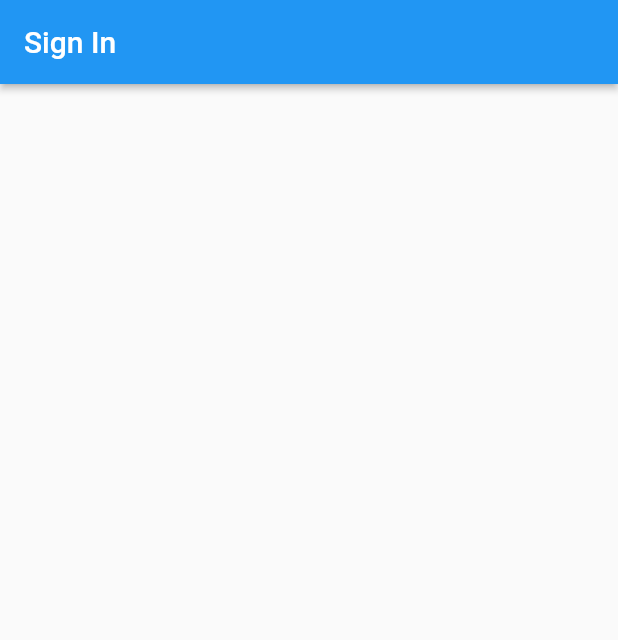
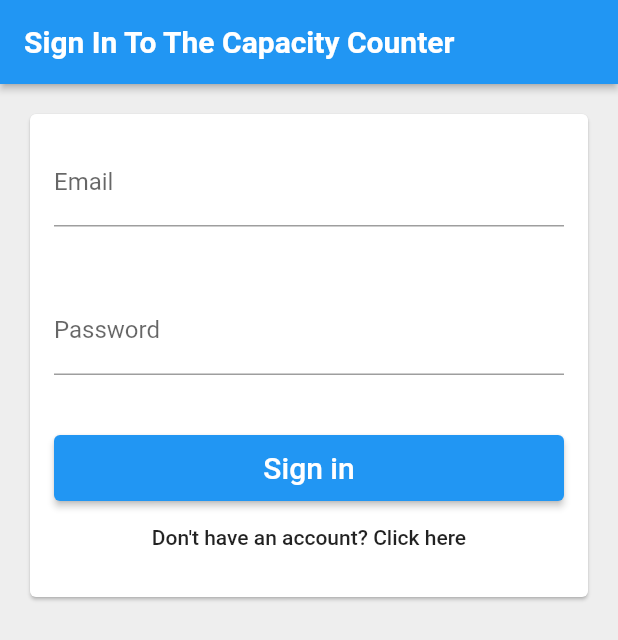
Before and after one commit to opunAI/business_capacity_challenge, a Flutter app: the screen it shows after launch, on a phone screen of 412 x 824 dp. Shown: the top 640 px of the screen. Run offline on Flutter 3.47's test engine with Material 2 defaults, Android fonts, the phone set to English and light mode, and no system bars; our stand-ins replace firebase_auth, firebase_core, font_awesome_flutter; accounts and stored records are empty.

Commit message:
Created SignUp and SignIn pages. Needs functionality

```diff
--- /dev/null
+++ b/lib/screens/email_signin_form.dart
@@ -0,0 +1,72 @@
+import 'package:flutter/material.dart';
+import 'package:opun_challenge/services/form_submit_button.dart';
+
+enum EmailSignInFormType { signIn, register }
+
+class EmailSignInForm extends StatefulWidget {
+  @override
+  _EmailSignInFormState createState() => _EmailSignInFormState();
+}
+
+class _EmailSignInFormState extends State<EmailSignInForm> {
+
+  final TextEditingController _emailController = TextEditingController();
+  final TextEditingController _passwordController = TextEditingController();
+
+  EmailSignInFormType _formType = EmailSignInFormType.signIn;
+
+  void _submit() {
+    print('email: ${_emailController.text}, password: ${_passwordController.text}');
+  }
+
+  void _toggleFormType() {
+    setState(() {
+      _formType = _formType == EmailSignInFormType.signIn ? EmailSignInFormType.register : EmailSignInFormType.signIn;
+    });
+    _emailController.clear();
+    _passwordController.clear();
+  }
+
+  List<Widget> _buildChildren() {
+    final primaryText = _formType == EmailSignInFormType.signIn ? 'Sign in' : 'Create an account';
+    final secondaryText = _formType == EmailSignInFormType.signIn ? 'Don\'t have an account? Click here' : 'Already have an account? Sign in';
+    return [
+      TextField(
+        controller: _emailController,
+        decoration: InputDecoration(
+          labelText: 'Email',
+          hintText: 'email@example.com'
+        ),
+      ),
+      SizedBox(height: 40),
+      TextField(
+        controller: _passwordController,
+        decoration: InputDecoration(
+            labelText: 'Password',
+        ),
+        obscureText: true,
+      ),
+      SizedBox(height: 40),
+      FormSubmitButton(
+        text: primaryText,
+        onPressed: _submit,
+      ),
+      FlatButton(
+        child: Text(secondaryText),
+        onPressed: _toggleFormType,
+      )
+    ];
+  }
+
+  @override
+  Widget build(BuildContext context) {
+    return Padding(
+      padding: const EdgeInsets.all(16.0),
+      child: Column(
+        crossAxisAlignment: CrossAxisAlignment.stretch,
+        mainAxisSize: MainAxisSize.min,
+        children: _buildChildren(),
+      ),
+    );
+  }
+}
--- a/lib/screens/email_signin_screen.dart
+++ b/lib/screens/email_signin_screen.dart
@@ -1,5 +1,7 @@
 import 'package:flutter/material.dart';
+import 'package:opun_challenge/screens/email_signin_form.dart';
 import 'package:opun_challenge/services/auth.dart';
+import 'package:opun_challenge/widgets/curve_clipper.dart';
 
 class EmailSignInScreen extends StatelessWidget {
   final AuthBase auth;
@@ -9,15 +11,26 @@ class EmailSignInScreen extends StatelessWidget {
   @override
   Widget build(BuildContext context) {
     return Scaffold(
-      appBar: AppBar(
-        title: Text('Sign In'),
+    appBar: AppBar(
+        title: Text(
+            'Sign In To The Capacity Counter',
+          style: TextStyle(
+            fontWeight: FontWeight.bold,
+          ),
+        ),
+        //toolbarHeight: 100,
         elevation: 2.0,
       ),
-      body: _buildContent(),
+      body: Padding(
+        padding: const EdgeInsets.all(16.0),
+        child: Card(
+            child: EmailSignInForm(),
+        ),
+      ),
+      backgroundColor: Colors.grey[200],
+
     );
+
   }
 
-  _buildContent() {
-    return Container();
-  }
 }
--- /dev/null
+++ b/lib/services/form_submit_button.dart
@@ -0,0 +1,22 @@
+import 'package:flutter/foundation.dart';
+import 'package:flutter/material.dart';
+import 'package:opun_challenge/widgets/custom_raised_button.dart';
+
+class FormSubmitButton extends CustomRaisedButton {
+  FormSubmitButton({
+    @required String text,
+    VoidCallback onPressed,
+}) : super(
+    child: Text(
+      text,
+      style: TextStyle(
+        color: Colors.white,
+        fontSize: 20.0
+      ),
+    ),
+    height: 44.0,
+    color: Colors.blue,
+    borderRadius: 4.0,
+    onPressed: onPressed
+  );
+}
```
Also changed, not shown: lib/widgets/custom_raised_button.dart (added, +34 -0 lines).
